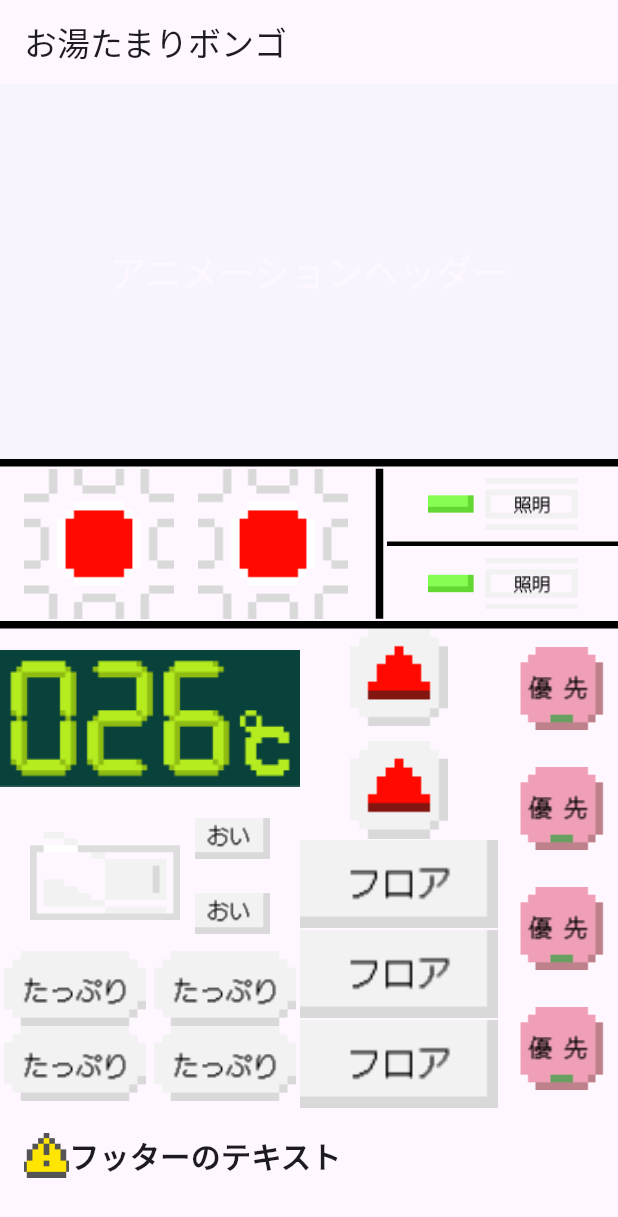
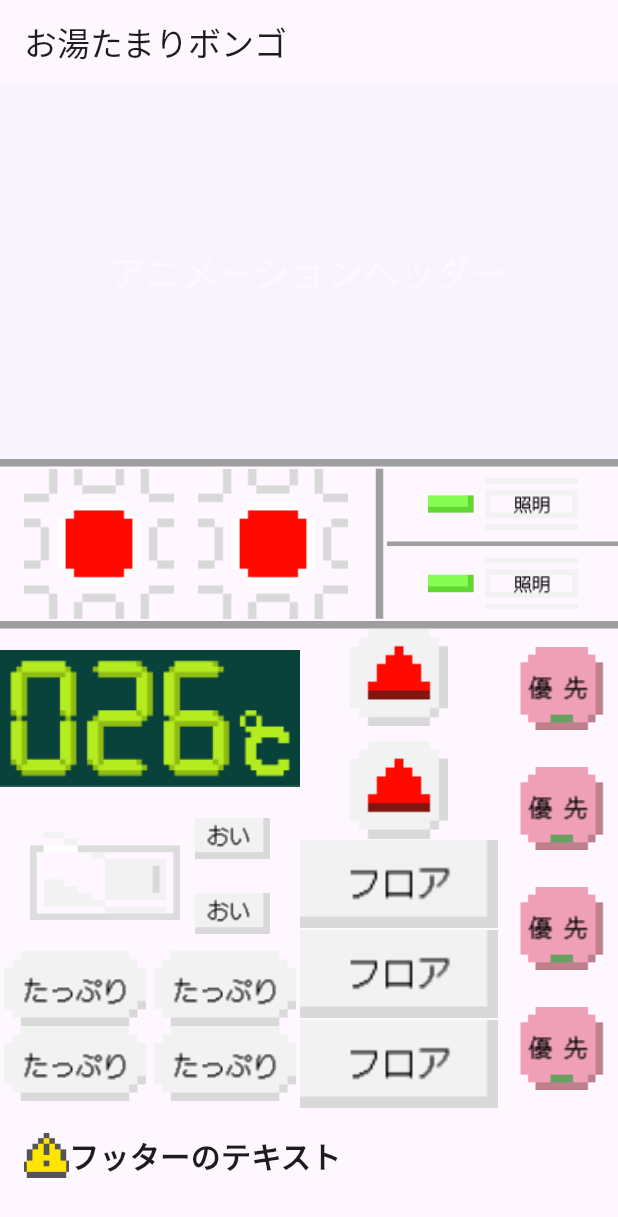
Before and after one commit to ironmax123/oyutamari_bongo, a Flutter app: the screen it shows after launch, on a phone screen of 412 x 824 dp. Shown: the top 1217 px of the screen. Run offline on Flutter 3.47's test engine with Material 3 defaults, Android fonts, the phone set to English and light mode, and no system bars; our stand-ins replace flutter_blue_plus, flutter_hooks, freezed_annotation, just_audio, riverpod_annotation; missing offline and left inert: audio_session; generated files the repository leaves out were written again; statements that could not run were skipped.

Commit message:
枠線の色を修正

```diff
--- a/lib/pages/home/components/button_components2.dart
+++ b/lib/pages/home/components/button_components2.dart
@@ -17,7 +17,7 @@ class Buttoncomponents2 extends StatelessWidget {
           },
         ),
         Divider(
-          color: Colors.black,
+          color: Colors.grey,
           thickness: 3,
           height: 3,
         ),
--- a/lib/pages/home/home_page.dart
+++ b/lib/pages/home/home_page.dart
@@ -25,7 +25,7 @@ class HomePage extends StatelessWidget {
               child: Column(
                 children: [
                   Divider(
-                    color: Colors.black,
+                    color: Colors.grey,
                     thickness: 5,
                     height: 5,
                   ),
@@ -35,7 +35,7 @@ class HomePage extends StatelessWidget {
                       SizedBox(
                         height: 100,
                         child: VerticalDivider(
-                          color: Colors.black,
+                          color: Colors.grey,
                           thickness: 5,
                           width: 10,
                         ),
@@ -46,7 +46,7 @@ class HomePage extends StatelessWidget {
                     ],
                   ),
                   Divider(
-                    color: Colors.black,
+                    color: Colors.grey,
                     thickness: 5,
                     height: 5,
                   ),
```
